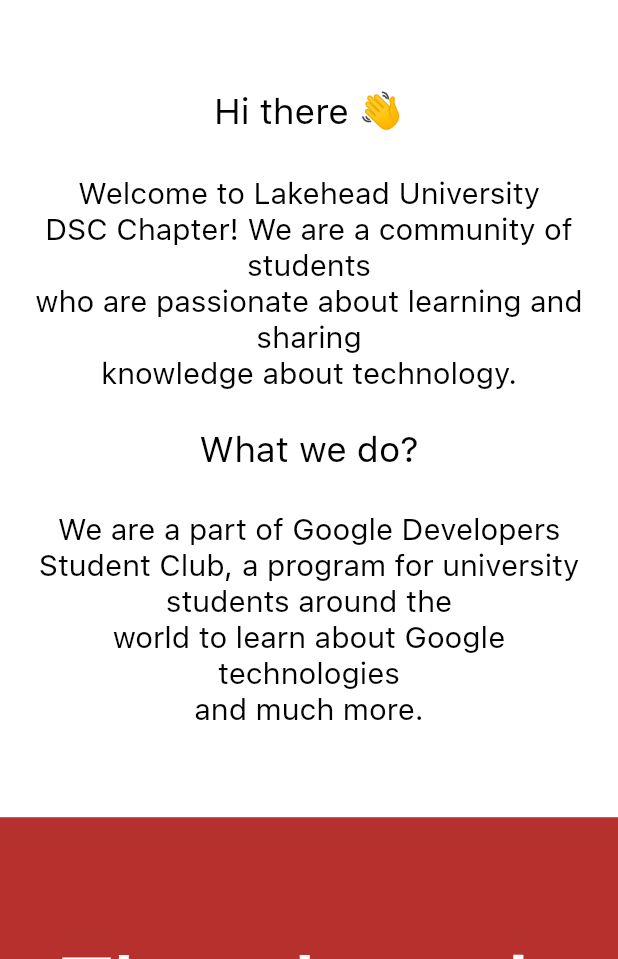
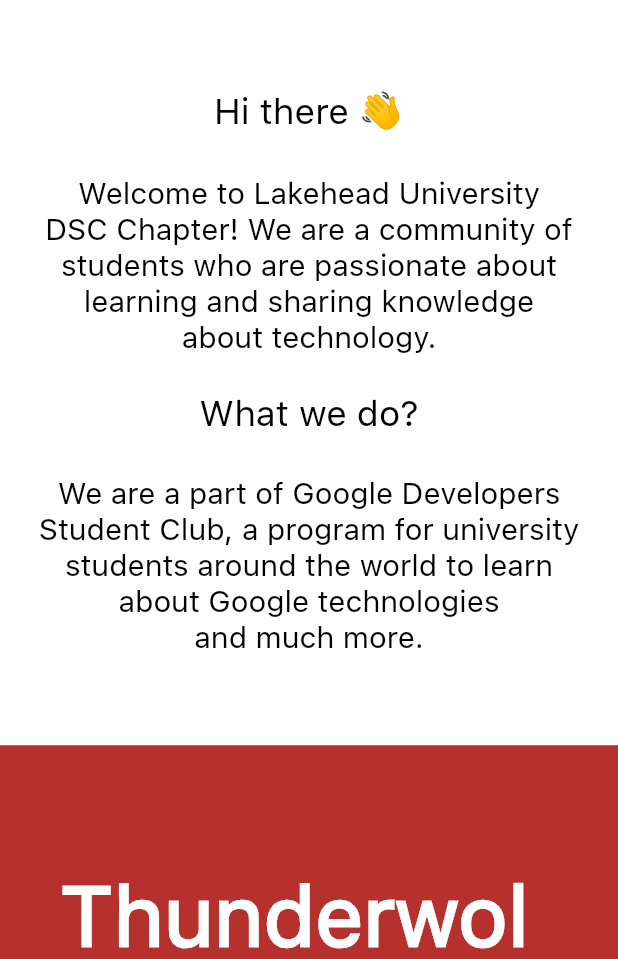
Before and after one commit to lu-dsc/site-ludsc, a Flutter app: the screen it shows after launch, scrolled down 576 dp, on a phone screen of 412 x 824 dp, the part 277-1236 px from its top. Run offline on Flutter 3.47's test engine with Material 2 defaults, Android fonts, the phone set to English and light mode, and no system bars; our stand-ins replace font_awesome_flutter, shared_preferences.

Commit message:
updated description text

```diff
--- a/lib/screens/home/components/body.dart
+++ b/lib/screens/home/components/body.dart
@@ -72,7 +72,7 @@
             ),
             TextSpan(
               text:
-                  'Welcome to Lakehead University\nDSC Chapter! We are a community of students\nwho are passionate about learning and sharing\nknowledge about technology.\n\n',
+                  'Welcome to Lakehead University\nDSC Chapter! We are a community of\nstudents who are passionate about\nlearning and sharing knowledge\nabout technology.\n\n',
               style: Theme.of(context).textTheme.headline6,
             ),
             TextSpan(
@@ -81,7 +81,7 @@
             ),
             TextSpan(
               text:
-                  'We are a part of Google Developers\nStudent Club, a program for university students around the\nworld to learn about Google technologies\nand much more.',
+                  'We are a part of Google Developers\nStudent Club, a program for university\nstudents around the world to learn\nabout Google technologies\nand much more.',
               style: Theme.of(context).textTheme.headline6,
             ),
           ],
```
